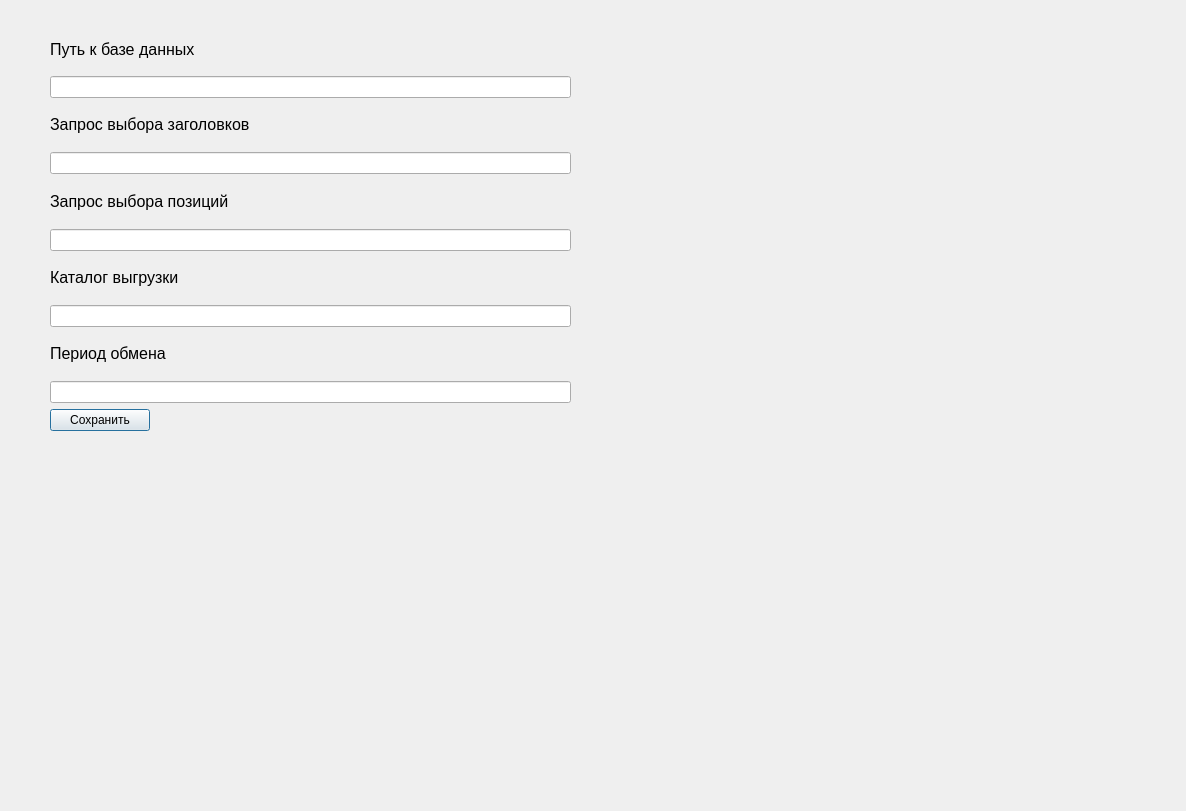
The window that settings.ui (sail004/convertService) describes before a commit, drawn with Qt 5.
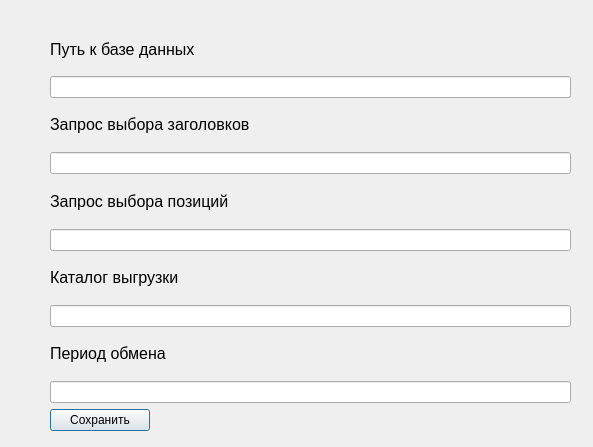
The same window after the commit.

Patch:
```diff
--- a/settings.ui
+++ b/settings.ui
@@ -6,8 +6,8 @@
    <rect>
     <x>0</x>
     <y>0</y>
-    <width>1186</width>
-    <height>811</height>
+    <width>593</width>
+    <height>447</height>
    </rect>
   </property>
   <property name="windowTitle">
```
